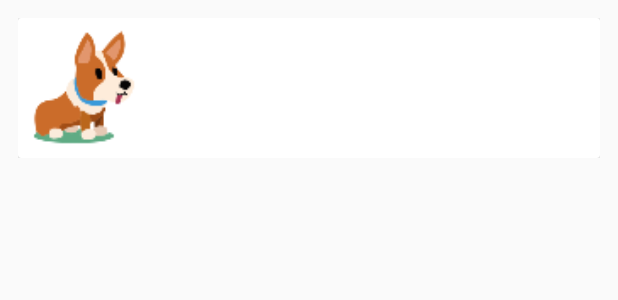
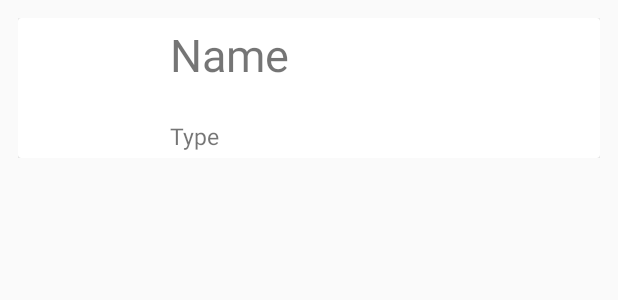
Before and after one commit to cobalt111/LostNFound, an Android app: the layout layout_animal_listing_row.xml on its own in the app's theme, with its tools: preview values and no code run, on a phone screen of 412 x 824 dp. Shown: the top 300 px of the screen. Run offline under Robolectric (Android 15) with nearby library versions, the phone set to English and light mode, and no system bars.

Commit message:
listingsAdapter improvement

```diff
--- a/app/src/main/res/layout/layout_animal_listing_row.xml
+++ b/app/src/main/res/layout/layout_animal_listing_row.xml
@@ -22,23 +22,27 @@
                 android:layout_height="87dp"
                 android:layout_alignParentLeft="true"
                 android:layout_alignParentTop="true"
-                android:layout_marginRight="16dp"
-                android:background="@mipmap/corgi_sit" />
+                android:layout_marginRight="16dp"/>
+                <!--android:background="@mipmap/corgi_sit" />-->
 
             <TextView
                 android:id="@+id/listingsNameView"
-                android:layout_width="wrap_content"
+                android:layout_width="match_parent"
                 android:layout_height="wrap_content"
                 android:layout_alignParentTop="true"
                 android:layout_toRightOf="@+id/listingsImageView"
-                android:textSize="30sp" />
+                android:textSize="30sp"
+                android:text="Name"/>
 
             <TextView
                 android:id="@+id/listingsTypeView"
-                android:layout_width="wrap_content"
+                android:layout_width="match_parent"
                 android:layout_height="wrap_content"
-                android:layout_below="@+id/listingsNameView"
-                android:layout_toRightOf="@+id/listingsImageView" />
+                android:layout_alignParentBottom="true"
+                android:layout_alignStart="@+id/listingsNameView"
+                android:layout_marginBottom="14dp"
+                android:text="Type"
+                android:textSize="15sp" />
 
 
         </RelativeLayout>
```
Also changed, not shown: app/src/main/java/com/example/tim/lostnfound/ListingsAdapter.java (+43 -4 lines), app/src/main/res/layout/activity_your_pets.xml (+1 -21 lines).
